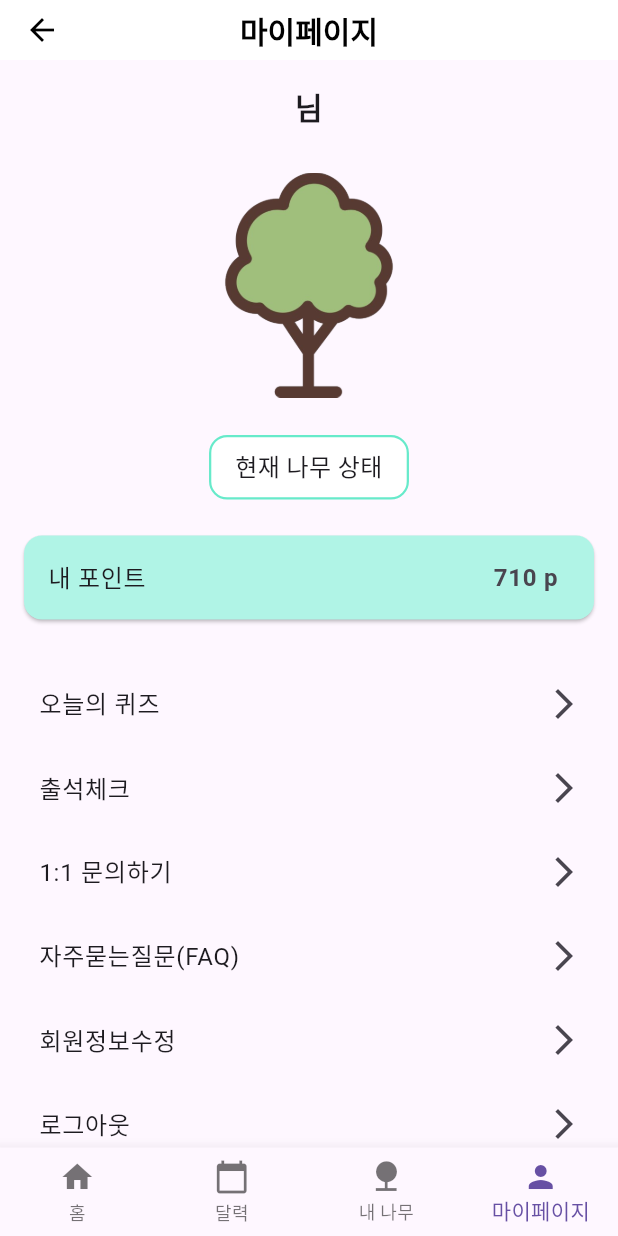
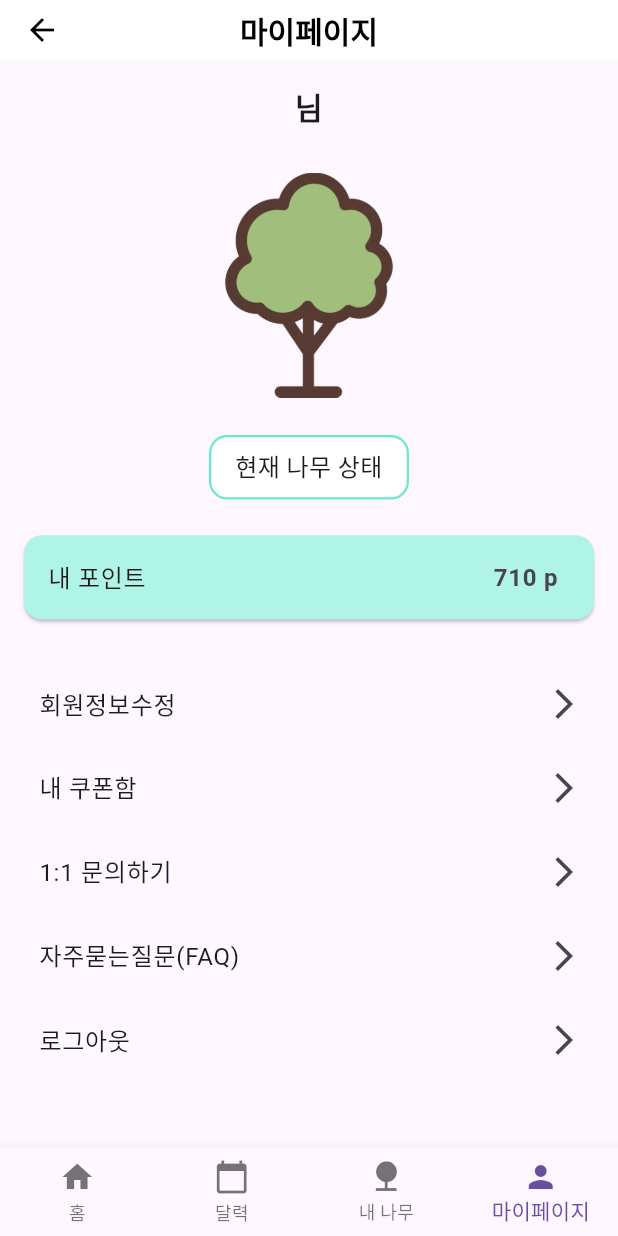
Before and after one commit to recycle-all/bulssuk_front, a Flutter app: the Dashboard screen opened by its route, on a phone screen of 412 x 824 dp. Run offline on Flutter 3.47's test engine with Material 3 defaults, Android fonts, the phone set to English and light mode, and no system bars; our stand-ins replace flutter_dotenv, flutter_secure_storage, table_calendar; accounts and stored records are empty; network calls fail.

Commit message:
dashboard_list

```diff
--- a/lib/myPage/dashboard.dart
+++ b/lib/myPage/dashboard.dart
@@ -131,11 +131,13 @@ class _DashboardState extends State<Dashboard> {
               physics: const NeverScrollableScrollPhysics(),
               padding: const EdgeInsets.only(left: 10.0),
               children: [
-                _buildMenuItem(context, '오늘의 퀴즈', () {
-                  print("오늘의 퀴즈 클릭");
+                _buildMenuItem(context, '회원정보수정', () {
+                  Navigator.push(
+                    context,
+                    MaterialPageRoute(builder: (context) => VerifyPassword()),
+                  );
                 }),
-                _buildMenuItem(context, '출석체크', () {
-                  print("출석체크 클릭");
+                _buildMenuItem(context, '내 쿠폰함', () {
                 }),
                 _buildMenuItem(context, '1:1 문의하기', () {
                   Navigator.push(
@@ -147,12 +149,6 @@ class _DashboardState extends State<Dashboard> {
                   Navigator.push(
                     context,
                     MaterialPageRoute(builder: (context) => const FAQPage()),
-                  );
-                }),
-                _buildMenuItem(context, '회원정보수정', () {
-                  Navigator.push(
-                    context,
-                    MaterialPageRoute(builder: (context) => VerifyPassword()),
                   );
                 }),
                 _buildMenuItem(context, '로그아웃', () => logout(context)),
```
